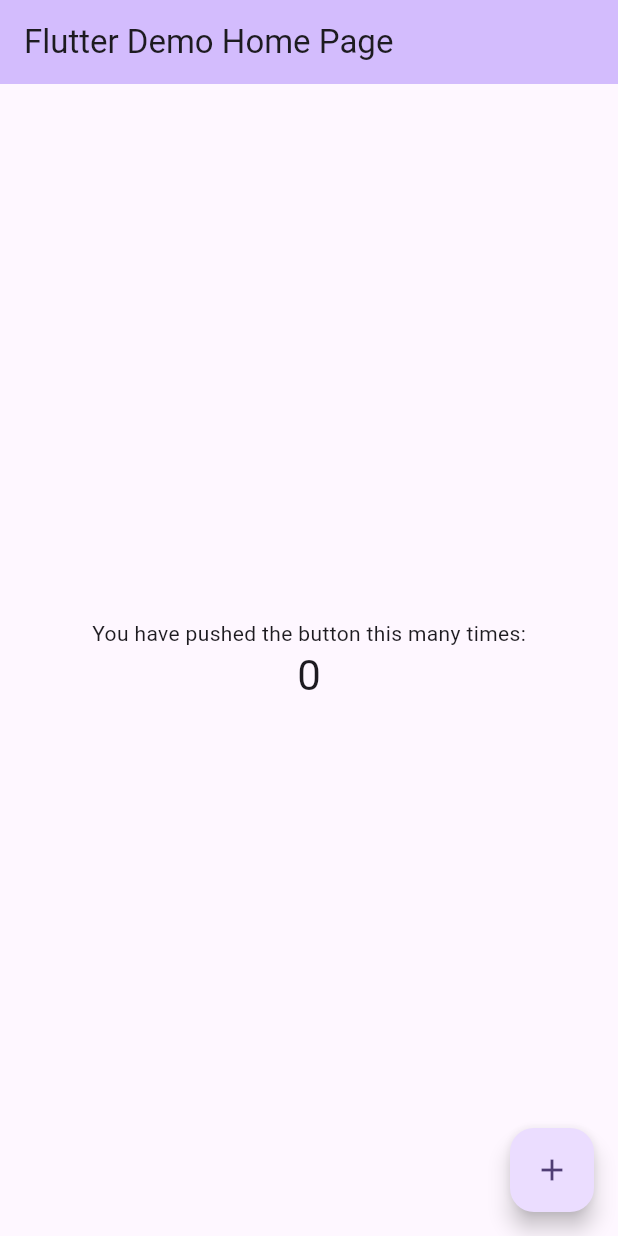
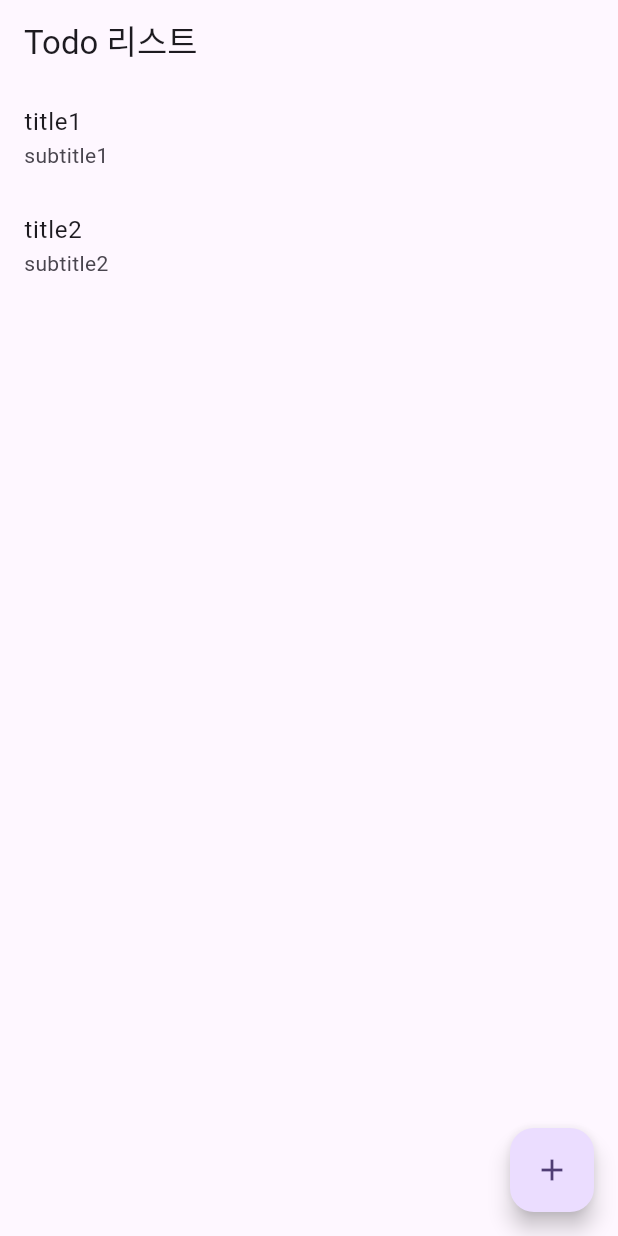
Before and after one commit to AngieEJJ/flutter-todo-app, a Flutter app: the screen it shows after launch, on a phone screen of 412 x 824 dp. Run offline on Flutter 3.47's test engine with Material 3 defaults, Android fonts, the phone set to English and light mode, and no system bars.

Commit message:
mainScreen 생성

```diff
--- a/lib/main.dart
+++ b/lib/main.dart
@@ -1,4 +1,5 @@
 import 'package:flutter/material.dart';
+import 'package:todo_app/main_screen.dart';
 
 void main() {
   runApp(const MyApp());
@@ -13,113 +14,10 @@ class MyApp extends StatelessWidget {
     return MaterialApp(
       title: 'Flutter Demo',
       theme: ThemeData(
-        // This is the theme of your application.
-        //
-        // TRY THIS: Try running your application with "flutter run". You'll see
-        // the application has a purple toolbar. Then, without quitting the app,
-        // try changing the seedColor in the colorScheme below to Colors.green
-        // and then invoke "hot reload" (save your changes or press the "hot
-        // reload" button in a Flutter-supported IDE, or press "r" if you used
-        // the command line to start the app).
-        //
-        // Notice that the counter didn't reset back to zero; the application
-        // state is not lost during the reload. To reset the state, use hot
-        // restart instead.
-        //
-        // This works for code too, not just values: Most code changes can be
-        // tested with just a hot reload.
         colorScheme: ColorScheme.fromSeed(seedColor: Colors.deepPurple),
         useMaterial3: true,
       ),
-      home: const MyHomePage(title: 'Flutter Demo Home Page'),
+      home: const MainScreen(),
     );
   }
 }
-
-class MyHomePage extends StatefulWidget {
-  const MyHomePage({super.key, required this.title});
-
-  // This widget is the home page of your application. It is stateful, meaning
-  // that it has a State object (defined below) that contains fields that affect
-  // how it looks.
-
-  // This class is the configuration for the state. It holds the values (in this
-  // case the title) provided by the parent (in this case the App widget) and
-  // used by the build method of the State. Fields in a Widget subclass are
-  // always marked "final".
-
-  final String title;
-
-  @override
-  State<MyHomePage> createState() => _MyHomePageState();
-}
-
-class _MyHomePageState extends State<MyHomePage> {
-  int _counter = 0;
-
-  void _incrementCounter() {
-    setState(() {
-      // This call to setState tells the Flutter framework that something has
-      // changed in this State, which causes it to rerun the build method below
-      // so that the display can reflect the updated values. If we changed
-      // _counter without calling setState(), then the build method would not be
-      // called again, and so nothing would appear to happen.
-      _counter++;
-    });
-  }
-
-  @override
-  Widget build(BuildContext context) {
-    // This method is rerun every time setState is called, for instance as done
-    // by the _incrementCounter method above.
-    //
-    // The Flutter framework has been optimized to make rerunning build methods
-    // fast, so that you can just rebuild anything that needs updating rather
-    // than having to individually change instances of widgets.
-    return Scaffold(
-      appBar: AppBar(
-        // TRY THIS: Try changing the color here to a specific color (to
-        // Colors.amber, perhaps?) and trigger a hot reload to see the AppBar
-        // change color while the other colors stay the same.
-        backgroundColor: Theme.of(context).colorScheme.inversePrimary,
-        // Here we take the value from the MyHomePage object that was created by
-        // the App.build method, and use it to set our appbar title.
-        title: Text(widget.title),
-      ),
-      body: Center(
-        // Center is a layout widget. It takes a single child and positions it
-        // in the middle of the parent.
-        child: Column(
-          // Column is also a layout widget. It takes a list of children and
-          // arranges them vertically. By default, it sizes itself to fit its
-          // children horizontally, and tries to be as tall as its parent.
-          //
-          // Column has various properties to control how it sizes itself and
-          // how it positions its children. Here we use mainAxisAlignment to
-          // center the children vertically; the main axis here is the vertical
-          // axis because Columns are vertical (the cross axis would be
-          // horizontal).
-          //
-          // TRY THIS: Invoke "debug painting" (choose the "Toggle Debug Paint"
-          // action in the IDE, or press "p" in the console), to see the
-          // wireframe for each widget.
-          mainAxisAlignment: MainAxisAlignment.center,
-          children: <Widget>[
-            const Text(
-              'You have pushed the button this many times:',
-            ),
-            Text(
-              '$_counter',
-              style: Theme.of(context).textTheme.headlineMedium,
-            ),
-          ],
-        ),
-      ),
-      floatingActionButton: FloatingActionButton(
-        onPressed: _incrementCounter,
-        tooltip: 'Increment',
-        child: const Icon(Icons.add),
-      ), // This trailing comma makes auto-formatting nicer for build methods.
-    );
-  }
-}
--- /dev/null
+++ b/lib/main_screen.dart
@@ -0,0 +1,31 @@
+import 'package:flutter/material.dart';
+
+class MainScreen extends StatelessWidget {
+  const MainScreen({super.key});
+
+  // This widget is the root of your application.
+  @override
+  Widget build(BuildContext context) {
+    return Scaffold(
+      appBar: AppBar(
+        title: const Text('Todo 리스트'),
+      ),
+      body: ListView(
+        children: const [
+          ListTile(
+            title: Text('title1'),
+            subtitle: Text('subtitle1'),
+          ),
+          ListTile(
+            title: Text('title2'),
+            subtitle: Text('subtitle2'),
+          )
+        ],
+      ),
+      floatingActionButton: FloatingActionButton(
+        onPressed: () {},
+        child: const Icon(Icons.add),
+      ),
+    );
+  }
+}
```
